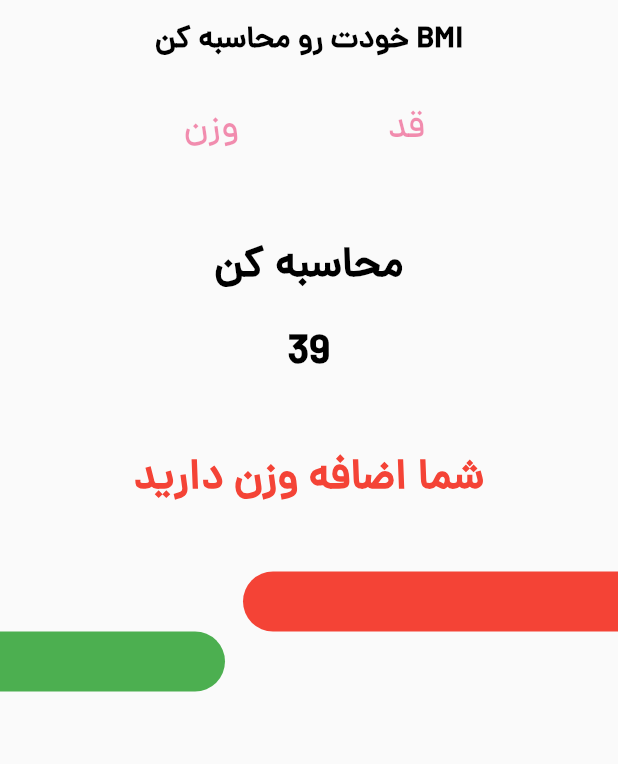
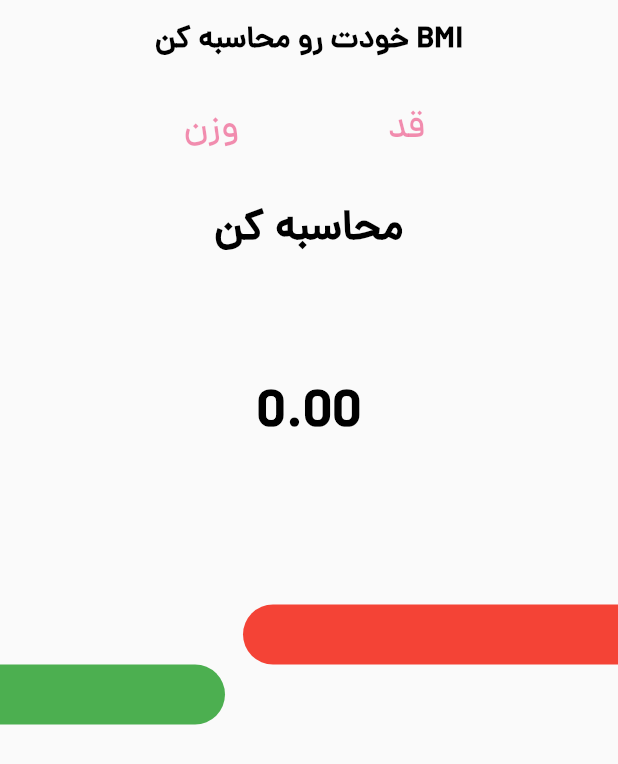
Before and after one commit to alirezakariminejad/flutter_bmi, a Flutter app: the screen it shows after launch, on a phone screen of 412 x 824 dp. Shown: the top 764 px of the screen. Run offline on Flutter 3.47's test engine with Material 2 defaults, Android fonts, the phone set to English and light mode, and no system bars; our stand-ins replace hexcolor.

Commit message:
Calculate BMI with weight and height

```diff
--- a/lib/screens/home_screen.dart
+++ b/lib/screens/home_screen.dart
@@ -11,6 +11,12 @@ class HomeScreen extends StatefulWidget {
 }
 
 class _HomeScreenState extends State<HomeScreen> {
+  final weightController = TextEditingController();
+  final heightController = TextEditingController();
+
+  double resultBMI = 0;
+  String resultText = "";
+
   @override
   Widget build(BuildContext context) {
     return Scaffold(
@@ -39,10 +45,12 @@ class _HomeScreenState extends State<HomeScreen> {
                     Container(
                       width: 100.0,
                       child: TextField(
+                        controller: weightController,
                         style: TextStyle(
                           fontSize: 24.0,
                           // fontWeight: FontWeight.bold,
-                            color: rubyColor),
+                          color: rubyColor,
+                        ),
                         textDirection: TextDirection.ltr,
                         textAlign: TextAlign.center,
                         keyboardType: TextInputType.number,
@@ -59,10 +67,12 @@ class _HomeScreenState extends State<HomeScreen> {
                     Container(
                       width: 100.0,
                       child: TextField(
+                        controller: heightController,
                         style: TextStyle(
                           fontSize: 24.0,
                           // fontWeight: FontWeight.bold,
-                            color: rubyColor),
+                          color: rubyColor,
+                        ),
                         textDirection: TextDirection.ltr,
                         textAlign: TextAlign.center,
                         keyboardType: TextInputType.number,
@@ -79,29 +89,57 @@ class _HomeScreenState extends State<HomeScreen> {
                 ),
               ],
             ),
-            SizedBox(height: 40.0),
-            Text(
+            InkWell(
+              onTap: () {
+                final weight = double.parse(weightController.text);
+                final height = double.parse(heightController.text);
+
+                setState(() {
+                  resultBMI = weight / (height * height);
+
+                  if (resultBMI > 25) {
+                    resultText = 'شما اضافه وزن دارید';
+                  } else if (resultBMI >= 18.5 && resultBMI < 25) {
+                    resultText = 'وزن شما نرمال است';
+                  } else {
+                    resultText = 'وزن شما کمتر از حد نرمال است';
+                  }
+                });
+              },
+              child: Padding(
+                padding: const EdgeInsets.only(
+                  left: 30.0,
+                  right: 30.0,
+                  top: 15.0,
+                  bottom: 15.0,
+                ),
+                child: Text(
                   'محاسبه کن',
                   style: TextStyle(
                     fontSize: 28.0,
                     color: Colors.black,
-                  fontWeight: FontWeight.bold),
+                    fontWeight: FontWeight.bold,
+                  ),
+                ),
+              ),
+            ),
+            SizedBox(height: 60.0),
+            Text(
+              '${resultBMI.toStringAsFixed(2)}',
+              style: TextStyle(
+                fontSize: 36.0,
+                color: Colors.black,
+                fontWeight: FontWeight.bold,
+              ),
             ),
             SizedBox(height: 15.0),
             Text(
-              '39',
-              style: TextStyle(
-                  fontSize: 28.0,
-                  color: Colors.black,
-                  fontWeight: FontWeight.bold),
-            ),
-            SizedBox(height: 40.0),
-            Text(
-              'شما اضافه وزن دارید',
+              '$resultText',
               style: TextStyle(
                 fontSize: 28.0,
                 color: redMaterialColor,
-                  fontWeight: FontWeight.bold),
+                fontWeight: FontWeight.bold,
+              ),
             ),
             SizedBox(height: 40.0),
             RightShape(width: 250.0),
```
Lines whose indentation alone changed are shown as unchanged.
